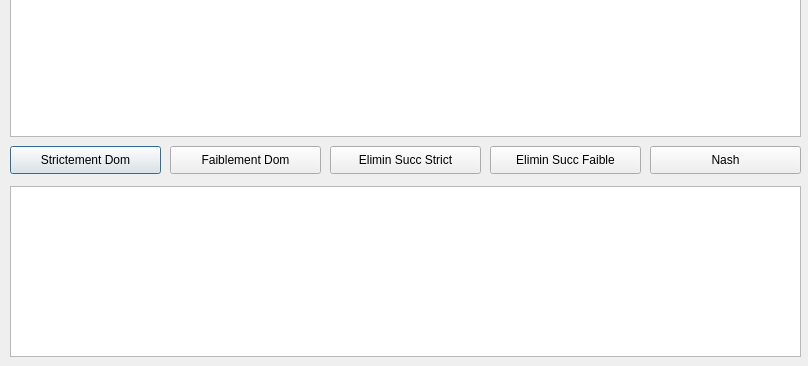
Above: csvreader.ui from smuglilgoat/game_theory_ui before the change; both pictures show x 0 to 808 and y 234 to 600 of the 808 by 600 pixel window. Below: the same form after it.
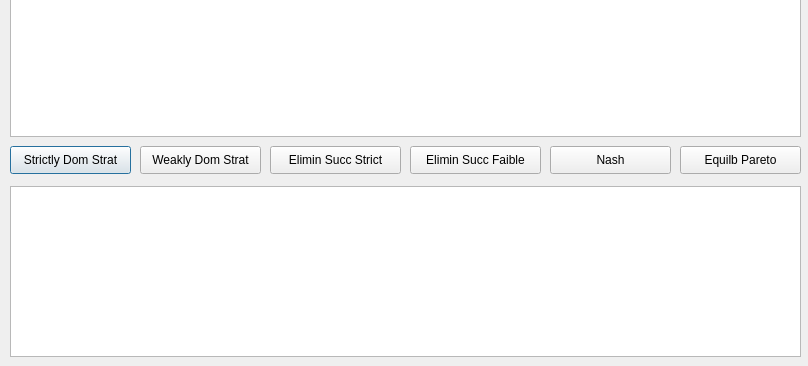
That is the form after the change.

Diff of the .ui file:
```diff
--- a/csvreader.ui
+++ b/csvreader.ui
@@ -28,33 +28,33 @@
     <rect>
      <x>10</x>
      <y>380</y>
-     <width>151</width>
+     <width>121</width>
      <height>28</height>
     </rect>
    </property>
    <property name="text">
-    <string>Strictement Dom</string>
+    <string>Strictly Dom Strat</string>
    </property>
   </widget>
   <widget class="QPushButton" name="pushButton_2">
    <property name="geometry">
     <rect>
-     <x>170</x>
+     <x>140</x>
      <y>380</y>
-     <width>151</width>
+     <width>121</width>
      <height>28</height>
     </rect>
    </property>
    <property name="text">
-    <string>Faiblement Dom</string>
+    <string>Weakly Dom Strat</string>
    </property>
   </widget>
   <widget class="QPushButton" name="pushButton_3">
    <property name="geometry">
     <rect>
-     <x>330</x>
+     <x>270</x>
      <y>380</y>
-     <width>151</width>
+     <width>131</width>
      <height>28</height>
     </rect>
    </property>
@@ -65,9 +65,9 @@
   <widget class="QPushButton" name="pushButton_4">
    <property name="geometry">
     <rect>
-     <x>490</x>
+     <x>410</x>
      <y>380</y>
-     <width>151</width>
+     <width>131</width>
      <height>28</height>
     </rect>
    </property>
@@ -78,9 +78,9 @@
   <widget class="QPushButton" name="pushButton_5">
    <property name="geometry">
     <rect>
-     <x>650</x>
+     <x>550</x>
      <y>380</y>
-     <width>151</width>
+     <width>121</width>
      <height>28</height>
     </rect>
    </property>
@@ -98,6 +98,19 @@
     </rect>
    </property>
   </widget>
+  <widget class="QPushButton" name="ParetoButton">
+   <property name="geometry">
+    <rect>
+     <x>680</x>
+     <y>380</y>
+     <width>121</width>
+     <height>28</height>
+    </rect>
+   </property>
+   <property name="text">
+    <string>Equilb Pareto</string>
+   </property>
+  </widget>
  </widget>
  <resources/>
  <connections/>
```
Left out of the diff: 12 changed lines with no effect on the pictures.
